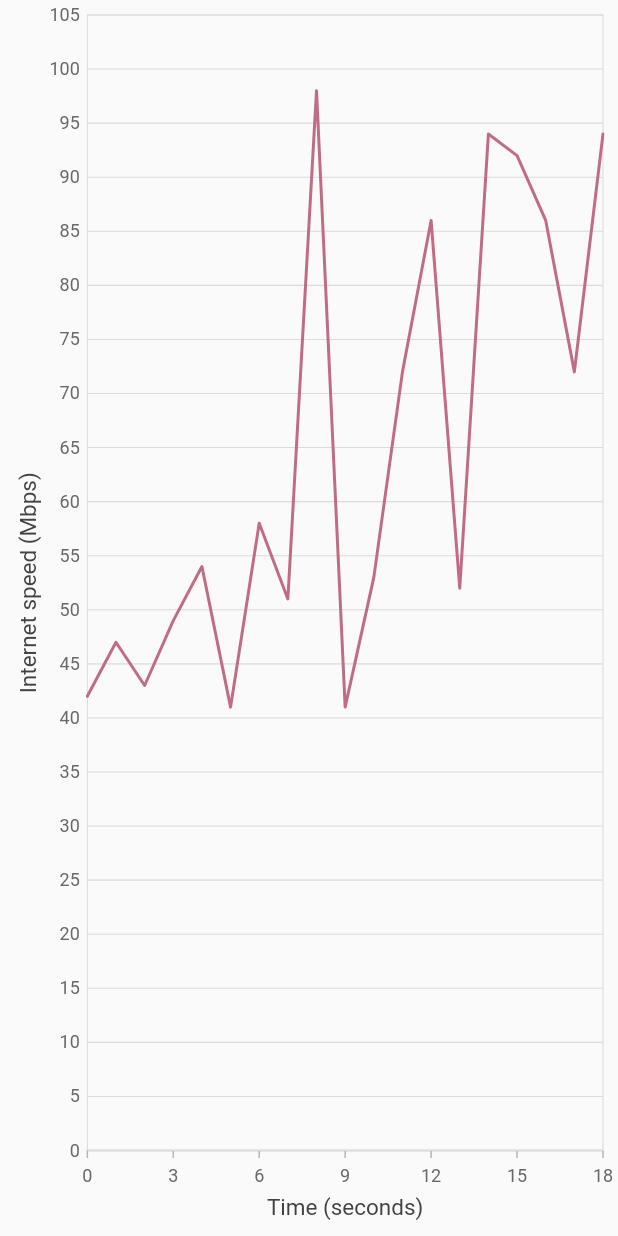
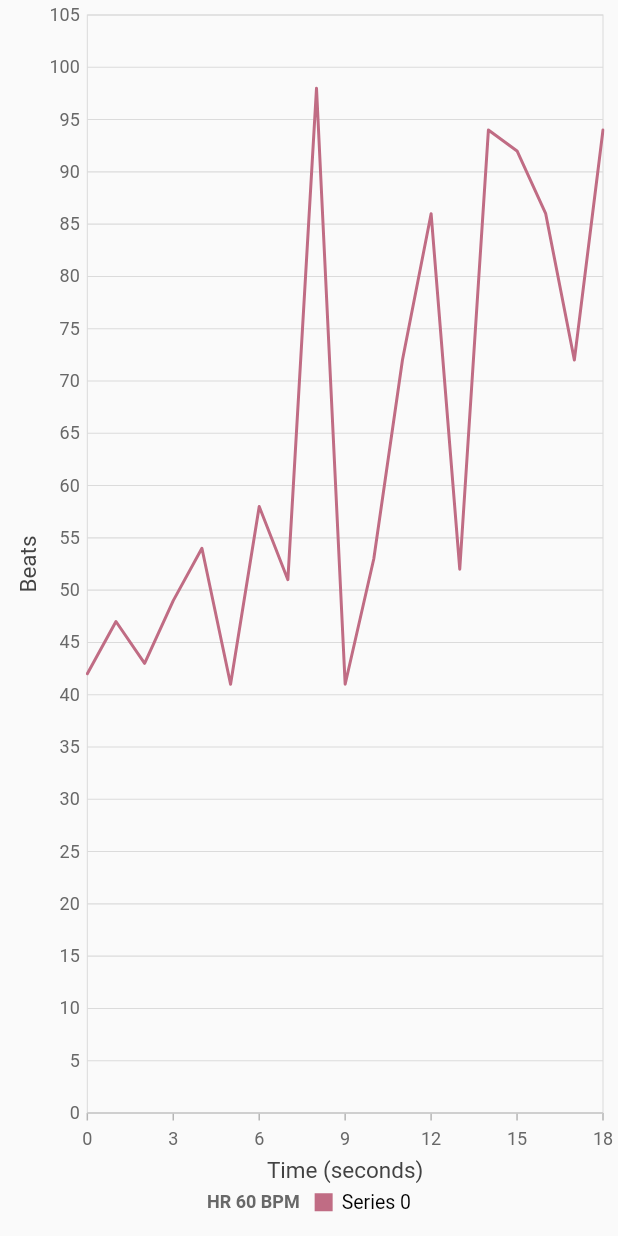
Before and after one commit to sdoshi983/ecg_monitoring_app, a Flutter app: the screen it shows after launch, on a phone screen of 412 x 824 dp. Run offline on Flutter 3.47's test engine with Material 2 defaults, Android fonts, the phone set to English and light mode, and no system bars; our stand-ins replace firebase_auth, firebase_core, firebase_database, lottie, syncfusion_flutter_charts; accounts and stored records are empty.

Commit message:
legends added

```diff
--- a/lib/main.dart
+++ b/lib/main.dart
@@ -16,6 +16,7 @@ class MyApp extends StatelessWidget {
   @override
   Widget build(BuildContext context) {
     return MaterialApp(
+      debugShowCheckedModeBanner: false,
       title: 'Flutter Demo',
       theme: ThemeData(
         primarySwatch: Colors.blue,
--- a/lib/pages/ecg_plot.dart
+++ b/lib/pages/ecg_plot.dart
@@ -25,6 +25,11 @@ class _EcgPlotState extends State<EcgPlot> {
   Widget build(BuildContext context) {
     return Scaffold(
         body: SfCartesianChart(
+          legend: Legend(
+            offset: Offset(-20, 90),
+            isVisible: true,
+            title: LegendTitle(text: "HR 60 BPM", textStyle: TextStyle(fontWeight: FontWeight.bold))
+          ),
             series: <LineSeries<LiveData, int>>[
           LineSeries<LiveData, int>(
             onRendererCreated: (ChartSeriesController controller) {
@@ -44,7 +49,7 @@ class _EcgPlotState extends State<EcgPlot> {
             primaryYAxis: NumericAxis(
                 axisLine: const AxisLine(width: 0),
                 majorTickLines: const MajorTickLines(size: 0),
-                title: AxisTitle(text: 'Internet speed (Mbps)'))));
+                title: AxisTitle(text: 'Beats'))));
   }
 
   int time = 19;
```
